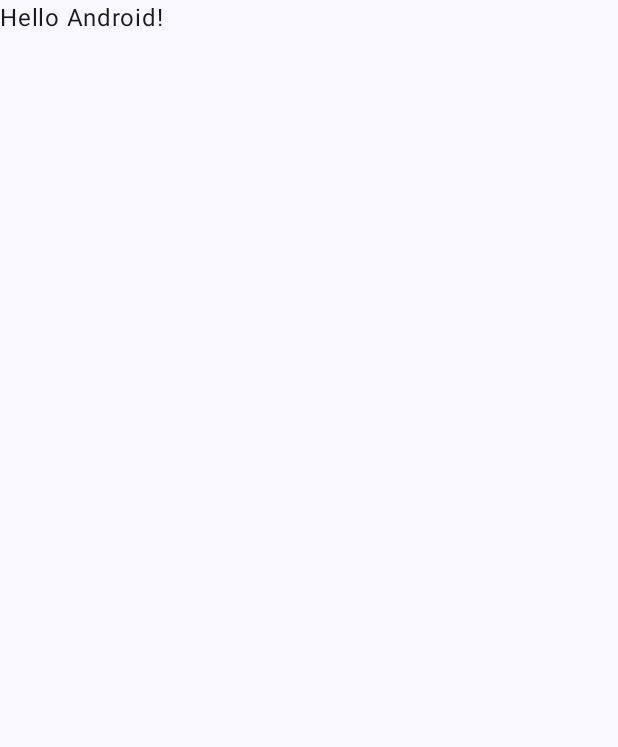
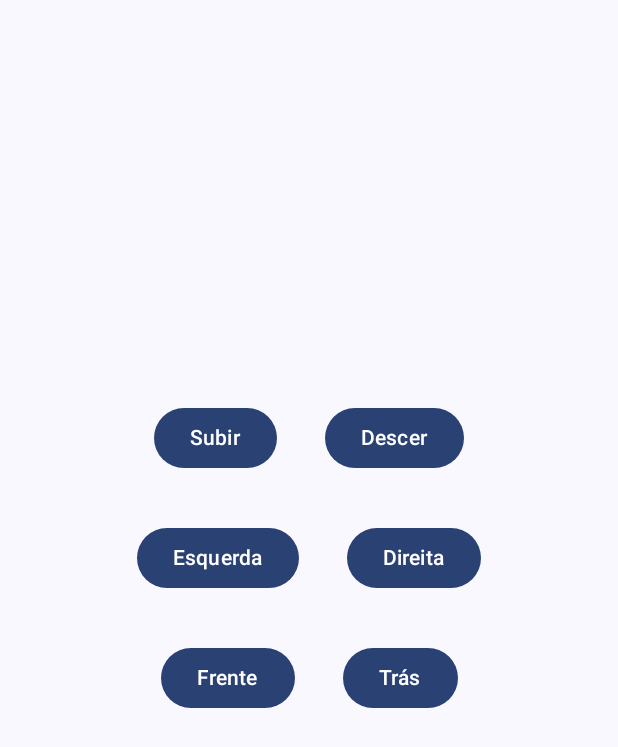
Before and after one commit to joaonpx/nautilus, an Android app built with Jetpack Compose: the screen it shows after launch (MainActivity), on a phone screen of 412 x 824 dp. Before the commit the part shown is almost empty. Shown: the top 747 px of the screen. Run offline under Robolectric (Android 15) with nearby library versions, the phone set to English and light mode, and no system bars.

Commit message:
add app components and control

```diff
--- a/app/build.gradle.kts
+++ b/app/build.gradle.kts
@@ -50,7 +50,6 @@ android {
 }
 
 dependencies {
-
     implementation(libs.androidx.core.ktx)
     implementation(libs.androidx.lifecycle.runtime.ktx)
     implementation(libs.androidx.activity.compose)
--- a/app/src/main/java/br/com/fiap/nautilus/MainActivity.kt
+++ b/app/src/main/java/br/com/fiap/nautilus/MainActivity.kt
@@ -1,46 +1,190 @@
 package br.com.fiap.nautilus
 
+import android.Manifest
+import android.app.Activity
+import android.bluetooth.BluetoothAdapter
+import android.bluetooth.BluetoothDevice
+import android.bluetooth.BluetoothSocket
+import android.content.Intent
+import android.content.pm.PackageManager
 import android.os.Bundle
+import android.widget.Toast
 import androidx.activity.ComponentActivity
+import androidx.activity.result.ActivityResultLauncher
+import androidx.activity.result.contract.ActivityResultContracts
 import androidx.activity.compose.setContent
 import androidx.compose.foundation.layout.fillMaxSize
 import androidx.compose.material3.MaterialTheme
 import androidx.compose.material3.Surface
-import androidx.compose.material3.Text
-import androidx.compose.runtime.Composable
+import androidx.compose.runtime.*
 import androidx.compose.ui.Modifier
-import androidx.compose.ui.tooling.preview.Preview
+import androidx.core.content.ContextCompat
 import br.com.fiap.nautilus.ui.theme.NautilusTheme
+import kotlinx.coroutines.CoroutineScope
+import kotlinx.coroutines.Dispatchers
+import kotlinx.coroutines.launch
+import kotlinx.coroutines.withContext
+import java.io.InputStream
+import java.io.OutputStream
+import java.util.*
 
 class MainActivity : ComponentActivity() {
+    private val bluetoothAdapter: BluetoothAdapter? = BluetoothAdapter.getDefaultAdapter()
+    private var bluetoothSocket: BluetoothSocket? = null
+    private val isReceivingData = mutableStateOf("")
+
+    private lateinit var enableBluetoothLauncher: ActivityResultLauncher<Intent>
+    private lateinit var requestPermissionsLauncher: ActivityResultLauncher<Array<String>>
+
+    private val locationPermissions = arrayOf(
+        Manifest.permission.ACCESS_FINE_LOCATION,
+        Manifest.permission.ACCESS_COARSE_LOCATION
+    )
+
     override fun onCreate(savedInstanceState: Bundle?) {
         super.onCreate(savedInstanceState)
+
+        enableBluetoothLauncher = registerForActivityResult(
+            ActivityResultContracts.StartActivityForResult()
+        ) { result ->
+            if (result.resultCode == Activity.RESULT_OK) {
+                Toast.makeText(this, "Bluetooth habilitado", Toast.LENGTH_SHORT).show()
+                openBluetoothSettings()
+            } else {
+                Toast.makeText(this, "Bluetooth não foi habilitado", Toast.LENGTH_SHORT).show()
+            }
+        }
+
+        requestPermissionsLauncher = registerForActivityResult(
+            ActivityResultContracts.RequestMultiplePermissions()
+        ) { permissions ->
+            if (permissions[Manifest.permission.ACCESS_FINE_LOCATION] == true &&
+                permissions[Manifest.permission.ACCESS_COARSE_LOCATION] == true) {
+                enableBluetooth()
+            } else {
+                Toast.makeText(this, "Permissões necessárias não concedidas", Toast.LENGTH_SHORT).show()
+            }
+        }
+
+        checkPermissions()
         setContent {
             NautilusTheme {
-                // A surface container using the 'background' color from the theme
                 Surface(
                     modifier = Modifier.fillMaxSize(),
                     color = MaterialTheme.colorScheme.background
                 ) {
-                    Greeting("Android")
+                    SubmarineControl(
+                        onUp = { sendCommand("UP") },
+                        onDown = { sendCommand("DOWN") },
+                        onRight = { sendCommand("RIGHT") },
+                        onLeft = { sendCommand("LEFT") },
+                        onForward = { sendCommand("FORWARD") },
+                        onBackward = { sendCommand("BACKWARD") },
+                        receivedData = isReceivingData.value
+                    )
                 }
             }
         }
     }
-}
 
-@Composable
-fun Greeting(name: String, modifier: Modifier = Modifier) {
-    Text(
-        text = "Hello $name!",
-        modifier = modifier
-    )
-}
+    private fun checkPermissions() {
+        val permissionsToRequest = locationPermissions.filter {
+            ContextCompat.checkSelfPermission(this, it) != PackageManager.PERMISSION_GRANTED
+        }
 
-@Preview(showBackground = true)
-@Composable
-fun GreetingPreview() {
-    NautilusTheme {
-        Greeting("Android")
+        if (permissionsToRequest.isNotEmpty()) {
+            requestPermissionsLauncher.launch(permissionsToRequest.toTypedArray())
+        } else {
+            enableBluetooth()
+        }
+    }
+
+    private fun enableBluetooth() {
+        if (bluetoothAdapter == null) {
+            Toast.makeText(this, "Bluetooth não é suportado neste dispositivo", Toast.LENGTH_SHORT).show()
+            return
+        }
+
+        if (!bluetoothAdapter.isEnabled) {
+            val enableBtIntent = Intent(BluetoothAdapter.ACTION_REQUEST_ENABLE)
+            enableBluetoothLauncher.launch(enableBtIntent)
+        } else {
+            openBluetoothSettings()
+        }
+    }
+
+    private fun openBluetoothSettings() {
+        if (ContextCompat.checkSelfPermission(
+                this,
+                Manifest.permission.BLUETOOTH_CONNECT
+            ) != PackageManager.PERMISSION_GRANTED
+        ) {
+            Toast.makeText(this, "Permissão Bluetooth não concedida", Toast.LENGTH_SHORT).show()
+            return
+        }
+
+        val discoverableIntent = Intent(BluetoothAdapter.ACTION_REQUEST_DISCOVERABLE).apply {
+            putExtra(BluetoothAdapter.EXTRA_DISCOVERABLE_DURATION, 300)
+        }
+        enableBluetoothLauncher.launch(discoverableIntent)
+    }
+
+    private fun connectToSelectedDevice(device: BluetoothDevice) {
+        val uuid: UUID = UUID.fromString("00001101-0000-1000-8000-00805F9B34FB")
+
+        if (ContextCompat.checkSelfPermission(this, Manifest.permission.BLUETOOTH_CONNECT)
+            != PackageManager.PERMISSION_GRANTED) {
+            Toast.makeText(this, "Permissão Bluetooth não concedida", Toast.LENGTH_SHORT).show()
+            return
+        }
+
+        try {
+            bluetoothSocket = device.createRfcommSocketToServiceRecord(uuid)
+            bluetoothSocket?.connect()
+            Toast.makeText(this, "Conectado a ${device.name}", Toast.LENGTH_SHORT).show()
+            startReceivingData()
+        } catch (e: Exception) {
+            e.printStackTrace()
+            Toast.makeText(this, "Erro ao conectar ao dispositivo", Toast.LENGTH_SHORT).show()
+        }
+    }
+
+    private fun startReceivingData() {
+        bluetoothSocket?.let { socket ->
+            CoroutineScope(Dispatchers.IO).launch {
+                try {
+                    val inputStream: InputStream = socket.inputStream
+                    val buffer = ByteArray(1024)
+                    var bytes: Int
+
+                    while (true) {
+                        bytes = inputStream.read(buffer)
+                        val incomingMessage = String(buffer, 0, bytes)
+                        withContext(Dispatchers.Main) {
+                            isReceivingData.value = incomingMessage
+                        }
+                    }
+                } catch (e: Exception) {
+                    e.printStackTrace()
+                    withContext(Dispatchers.Main) {
+                        Toast.makeText(applicationContext, "Erro ao receber dados", Toast.LENGTH_SHORT).show()
+                    }
+                }
+            }
+        }
+    }
+
+    private fun sendCommand(command: String) {
+        sendData(command)
+    }
+
+    private fun sendData(data: String) {
+        val outputStream: OutputStream? = bluetoothSocket?.outputStream
+        outputStream?.write(data.toByteArray())
+    }
+
+    override fun onDestroy() {
+        super.onDestroy()
+        bluetoothSocket?.close()
     }
 }
--- /dev/null
+++ b/app/src/main/java/br/com/fiap/nautilus/SubmarineControl.kt
@@ -0,0 +1,213 @@
+package br.com.fiap.nautilus
+
+import androidx.compose.foundation.background
+import androidx.compose.foundation.gestures.detectTapGestures
+import androidx.compose.foundation.layout.*
+import androidx.compose.material3.Button
+import androidx.compose.material3.MaterialTheme
+import androidx.compose.material3.Text
+import androidx.compose.runtime.*
+import androidx.compose.ui.Alignment
+import androidx.compose.ui.Modifier
+import androidx.compose.ui.input.pointer.pointerInput
+import androidx.compose.ui.unit.dp
+import kotlinx.coroutines.delay
+
+@Composable
+fun SubmarineControl(
+    onUp: () -> Unit,
+    onDown: () -> Unit,
+    onRight: () -> Unit,
+    onLeft: () -> Unit,
+    onForward: () -> Unit,
+    onBackward: () -> Unit,
+    receivedData: String
+) {
+    var isUp by remember { mutableStateOf(false) }
+    var isDown by remember { mutableStateOf(false) }
+    var isRight by remember { mutableStateOf(false) }
+    var isLeft by remember { mutableStateOf(false) }
+    var isForward by remember { mutableStateOf(false) }
+    var isBackward by remember { mutableStateOf(false) }
+
+    // Launches coroutines to send commands while buttons are pressed
+    LaunchedEffect(isUp) {
+        while (isUp) {
+            onUp()
+            delay(100) // Send the command every 100 milliseconds
+        }
+    }
+
+    LaunchedEffect(isDown) {
+        while (isDown) {
+            onDown()
+            delay(100) // Send the command every 100 milliseconds
+        }
+    }
+
+    LaunchedEffect(isRight) {
+        while (isRight) {
+            onRight()
+            delay(100) // Send the command every 100 milliseconds
+        }
+    }
+
+    LaunchedEffect(isLeft) {
+        while (isLeft) {
+            onLeft()
+            delay(100) // Send the command every 100 milliseconds
+        }
+    }
+
+    LaunchedEffect(isForward) {
+        while (isForward) {
+            onForward()
+            delay(100) // Send the command every 100 milliseconds
+        }
+    }
+
+    LaunchedEffect(isBackward) {
+        while (isBackward) {
+            onBackward()
+            delay(100) // Send the command every 100 milliseconds
+        }
+    }
+
+    Column(
+        modifier = Modifier
+            .fillMaxSize()
+            .padding(16.dp),
+        horizontalAlignment = Alignment.CenterHorizontally,
+        verticalArrangement = Arrangement.Center
+    ) {
+        Row {
+            Button(
+                onClick = { /* No action needed for simple click */ },
+                modifier = Modifier
+                    .padding(8.dp)
+                    .pointerInput(Unit) {
+                        detectTapGestures(
+                            onPress = {
+                                isUp = true
+                                tryAwaitRelease()
+                                isUp = false
+                            }
+                        )
+                    }
+            ) {
+                Text("Subir")
+            }
+
+            Spacer(modifier = Modifier.width(16.dp))
+
+            Button(
+                onClick = { /* No action needed for simple click */ },
+                modifier = Modifier
+                    .padding(8.dp)
+                    .pointerInput(Unit) {
+                        detectTapGestures(
+                            onPress = {
+                                isDown = true
+                                tryAwaitRelease()
+                                isDown = false
+                            }
+                        )
+                    }
+            ) {
+                Text("Descer")
+            }
+        }
+
+        Spacer(modifier = Modifier.height(16.dp))
+
+        Row {
+            Button(
+                onClick = { /* No action needed for simple click */ },
+                modifier = Modifier
+                    .padding(8.dp)
+                    .pointerInput(Unit) {
+                        detectTapGestures(
+                            onPress = {
+                                isLeft = true
+                                tryAwaitRelease()
+                                isLeft = false
+                            }
+                        )
+                    }
+            ) {
+                Text("Esquerda")
+            }
+
+            Spacer(modifier = Modifier.width(16.dp))
+
+            Button(
+                onClick = { /* No action needed for simple click */ },
+                modifier = Modifier
+                    .padding(8.dp)
+                    .pointerInput(Unit) {
+                        detectTapGestures(
+                            onPress = {
+                                isRight = true
+                                tryAwaitRelease()
+                                isRight = false
+                            }
+                        )
+                    }
+            ) {
+                Text("Direita")
+            }
+        }
+
+        Spacer(modifier = Modifier.height(16.dp))
+
+        Row {
+            Button(
+                onClick = { /* No action needed for simple click */ },
+                modifier = Modifier
+                    .padding(8.dp)
+                    .pointerInput(Unit) {
+                        detectTapGestures(
+                            onPress = {
+                                isForward = true
+                                tryAwaitRelease()
+                                isForward = false
+                            }
+                        )
+                    }
+            ) {
+                Text("Frente")
+            }
+
+            Spacer(modifier = Modifier.width(16.dp))
+
+            Button(
+                onClick = { /* No action needed for simple click */ },
+                modifier = Modifier
+                    .padding(8.dp)
+                    .pointerInput(Unit) {
+                        detectTapGestures(
+                            onPress = {
+                                isBackward = true
+                                tryAwaitRelease()
+                                isBackward = false
+                            }
+                        )
+                    }
+            ) {
+                Text("Trás")
+            }
+        }
+
+        Spacer(modifier = Modifier.height(24.dp))
+
+        // Display received data
+        Text(
+            text = receivedData,
+            modifier = Modifier
+                .padding(16.dp)
+                .background(MaterialTheme.colorScheme.background)
+                .fillMaxWidth()
+                .wrapContentHeight()
+        )
+    }
+}
```
Also changed, not shown: gradle/libs.versions.toml (+22 -0 lines).
